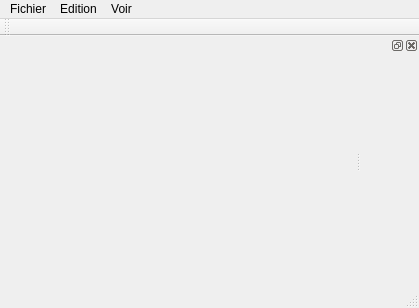
Old version of the form Editeur/mainwindow.ui in the repository octonox/AlwaysWithYou.
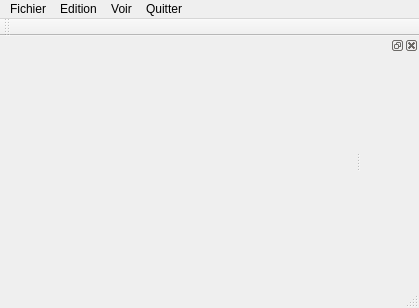
New version of the form.

```diff
--- a/Editeur/mainwindow.ui
+++ b/Editeur/mainwindow.ui
@@ -54,9 +54,15 @@
     </property>
     <addaction name="actionMusiques"/>
    </widget>
+   <widget class="QMenu" name="menuQuitter">
+    <property name="title">
+     <string>Quitter</string>
+    </property>
+   </widget>
    <addaction name="menuFichier"/>
    <addaction name="menuEdition"/>
    <addaction name="menuVoir"/>
+   <addaction name="menuQuitter"/>
   </widget>
   <widget class="QToolBar" name="mainToolBar">
    <attribute name="toolBarArea">
```
